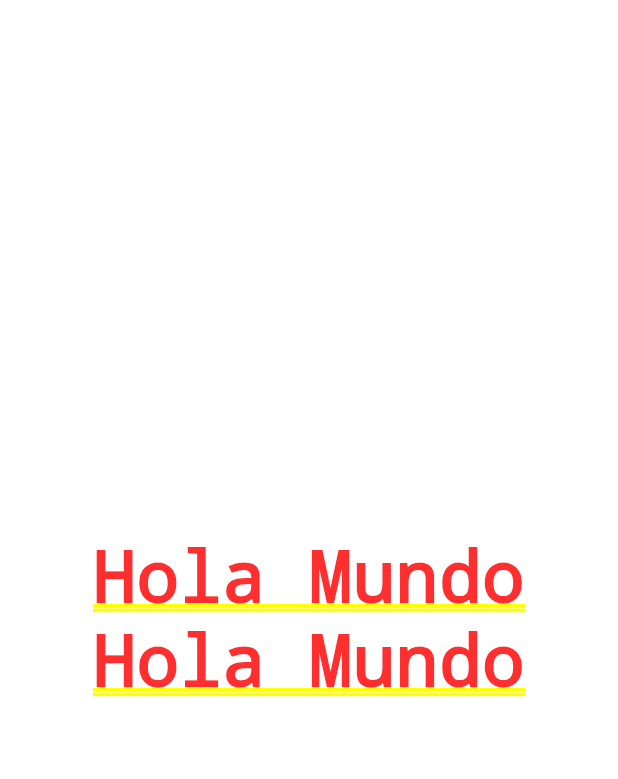
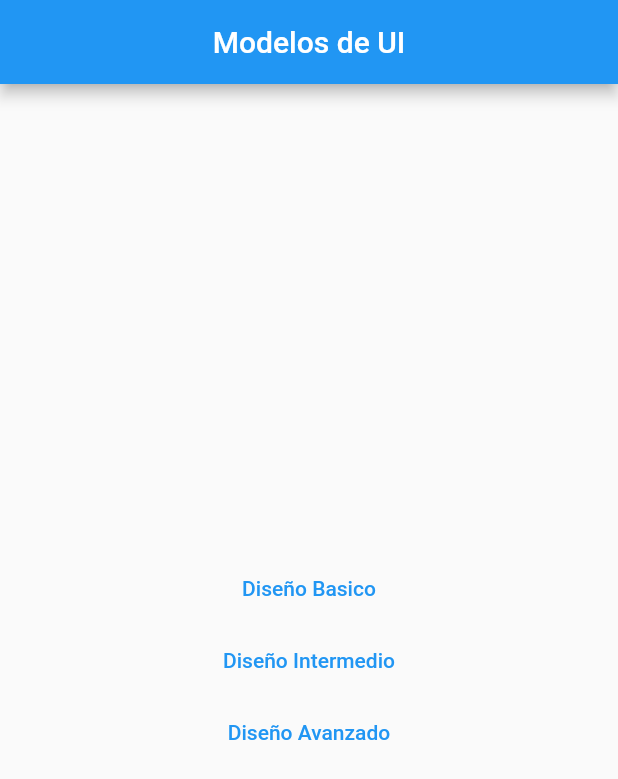
Before and after one commit to KestlerBarrios/modelos_ui, a Flutter app: the screen it shows after launch, on a phone screen of 412 x 824 dp. Shown: the top 779 px of the screen. Run offline on Flutter 3.47's test engine with Material 2 defaults, Android fonts, the phone set to English and light mode, and no system bars.

Commit message:
Basic Design

```diff
--- a/lib/main.dart
+++ b/lib/main.dart
@@ -1,4 +1,8 @@
 import 'package:flutter/material.dart';
+import 'package:modelos_ui/src/home_page.dart';
+import 'package:modelos_ui/src/screens/advanced_design.dart';
+import 'package:modelos_ui/src/screens/basic_design.dart';
+import 'package:modelos_ui/src/screens/intermediate_design.dart';
 
 void main() => runApp(MyApp());
 
@@ -7,25 +11,14 @@ class MyApp extends StatelessWidget {
   Widget build(BuildContext context) {
     return MaterialApp(
       debugShowCheckedModeBanner: false,
-      title: 'Material App',
-      home: HomeScreenTemp(),
+      title: 'Diseños de UI',
+      home: HomePage(),
+      initialRoute: '/',
+      routes: {
+        '/basicDesign': (BuildContext context) => BasicDesign(),
+        '/intermediateDesign': (BuildContext context) => IntermediateDesign(),
+        '/advancedDesgin': (BuildContext context) => AdvancedDesign(),
+      },
     );
   }
 }
-
-class HomeScreenTemp extends StatelessWidget {
-  const HomeScreenTemp({
-    Key key,
-  }) : super(key: key);
-
-  @override
-  Widget build(BuildContext context) {
-    return Column(
-      mainAxisAlignment: MainAxisAlignment.center,
-      children: [
-        Text('Hola Mundo'),
-        Text('Hola Mundo'),
-      ],
-    );
-  }
-}
--- /dev/null
+++ b/lib/src/home_page.dart
@@ -0,0 +1,31 @@
+import 'package:flutter/material.dart';
+
+class HomePage extends StatelessWidget {
+  @override
+  Widget build(BuildContext context) {
+    return Scaffold(
+      appBar: AppBar(
+        centerTitle: true,
+        title: Text('Modelos de UI'),
+      ),
+      body: Center(
+        child: Column(
+          mainAxisAlignment: MainAxisAlignment.center,
+          children: [
+            TextButton(
+                onPressed: () => Navigator.pushNamed(context, '/basicDesign'),
+                child: Text('Diseño Basico')),
+            TextButton(
+                onPressed: () =>
+                    Navigator.pushNamed(context, '/intermediateDesign'),
+                child: Text('Diseño Intermedio')),
+            TextButton(
+                onPressed: () =>
+                    Navigator.pushNamed(context, '/advancedDesgin'),
+                child: Text('Diseño Avanzado')),
+          ],
+        ),
+      ),
+    );
+  }
+}
--- a/pubspec.yaml
+++ b/pubspec.yaml
@@ -45,8 +45,8 @@ flutter:
   uses-material-design: true
 
   # To add assets to your application, add an assets section, like this:
-  # assets:
-  #   - images/a_dot_burr.jpeg
+  assets:
+    - assets/img/
   #   - images/a_dot_ham.jpeg
 
   # An image asset can refer to one or more resolution-specific "variants", see
```
Also changed, not shown: lib/src/screens/advanced_design.dart (added, +14 -0 lines), lib/src/screens/basic_design.dart (added, +88 -0 lines), lib/src/screens/intermediate_design.dart (added, +14 -0 lines), assets/img/landscape.jpg (added).
